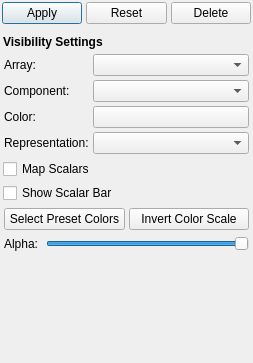
This is SIMPLVtkLib/QtWidgets/UI_Files/VSInfoWidget.ui in tplatt77/SIMPLVtkLib as Qt 5 draws it before an edit. The edited form follows.
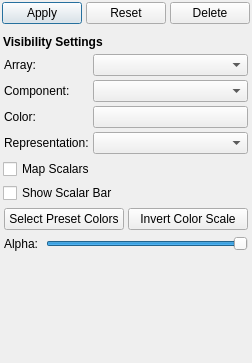
This is the edited form. Custom widgets are drawn as their Qt base class.

Commit message: Reduced the size of the VSTransformWidget so that more space could be granted to the visualization widget

Diff of the .ui file:
```diff
--- a/SIMPLVtkLib/QtWidgets/UI_Files/VSInfoWidget.ui
+++ b/SIMPLVtkLib/QtWidgets/UI_Files/VSInfoWidget.ui
@@ -6,7 +6,7 @@
    <rect>
     <x>0</x>
     <y>0</y>
-    <width>253</width>
+    <width>237</width>
     <height>363</height>
    </rect>
   </property>
@@ -109,9 +109,18 @@
    </item>
    <item row="1" column="0">
     <widget class="QScrollArea" name="viewSettingsArea">
+     <property name="sizePolicy">
+      <sizepolicy hsizetype="Minimum" vsizetype="Expanding">
+       <horstretch>0</horstretch>
+       <verstretch>0</verstretch>
+      </sizepolicy>
+     </property>
      <property name="frameShape">
       <enum>QFrame::NoFrame</enum>
      </property>
+     <property name="horizontalScrollBarPolicy">
+      <enum>Qt::ScrollBarAlwaysOff</enum>
+     </property>
      <property name="sizeAdjustPolicy">
       <enum>QAbstractScrollArea::AdjustToContents</enum>
      </property>
@@ -123,7 +132,7 @@
        <rect>
         <x>0</x>
         <y>0</y>
-        <width>251</width>
+        <width>235</width>
         <height>332</height>
        </rect>
       </property>
```
Left out of the diff: 41 changed lines with no effect on the pictures. The commit also changes 4 other files.
